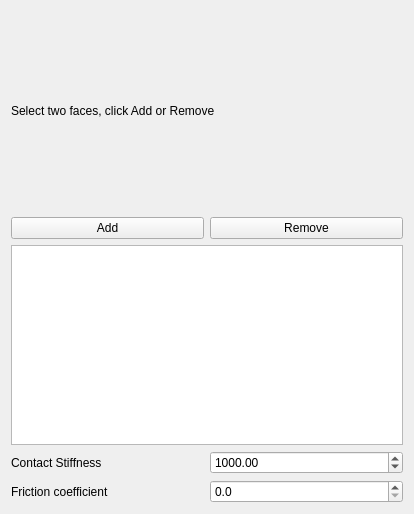
The window that src/Mod/Fem/Gui/TaskFemConstraintContact.ui (makkemal/FreeCAD) describes before a commit, drawn with Qt 5.
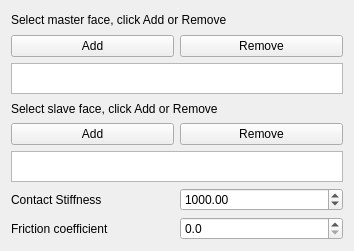
The same window after the commit.

Commit message: FEM: Contact constraint ui redesign

Diff of the .ui file:
```diff
--- a/src/Mod/Fem/Gui/TaskFemConstraintContact.ui
+++ b/src/Mod/Fem/Gui/TaskFemConstraintContact.ui
@@ -6,47 +6,105 @@
    <rect>
     <x>0</x>
     <y>0</y>
-    <width>414</width>
-    <height>514</height>
+    <width>354</width>
+    <height>251</height>
    </rect>
   </property>
   <property name="windowTitle">
    <string>Form</string>
   </property>
-  <layout class="QVBoxLayout" name="verticalLayout">
+  <layout class="QVBoxLayout" name="verticalLayout_3">
    <item>
-    <widget class="QLabel" name="lbl_info">
-     <property name="text">
-      <string>Select two faces, click Add or Remove</string>
+    <layout class="QVBoxLayout" name="verticalLayout">
+     <item>
+      <widget class="QLabel" name="lbl_info_2">
+       <property name="text">
+        <string>Select master face, click Add or Remove</string>
+       </property>
+      </widget>
+     </item>
+     <item>
+      <layout class="QHBoxLayout" name="horizontalLayout_4">
+       <item>
+        <widget class="QPushButton" name="btnAddMaster">
+         <property name="text">
+          <string>Add</string>
+         </property>
+        </widget>
+       </item>
+       <item>
+        <widget class="QPushButton" name="btnRemoveMaster">
+         <property name="text">
+          <string>Remove</string>
+         </property>
+        </widget>
+       </item>
+      </layout>
+     </item>
+    </layout>
+   </item>
+   <item>
+    <widget class="QListWidget" name="lw_referencesMaster">
+     <property name="sizePolicy">
+      <sizepolicy hsizetype="Preferred" vsizetype="Fixed">
+       <horstretch>0</horstretch>
+       <verstretch>0</verstretch>
+      </sizepolicy>
+     </property>
+     <property name="maximumSize">
+      <size>
+       <width>16777215</width>
+       <height>31</height>
+      </size>
      </property>
     </widget>
    </item>
    <item>
-    <layout class="QHBoxLayout" name="horizontalLayout">
+    <layout class="QVBoxLayout" name="verticalLayout_2">
      <item>
-      <widget class="QPushButton" name="btnAdd">
+      <widget class="QLabel" name="lbl_info">
        <property name="text">
-        <string>Add</string>
+        <string>Select slave face, click Add or Remove</string>
        </property>
       </widget>
      </item>
      <item>
-      <widget class="QPushButton" name="btnRemove">
-       <property name="text">
-        <string>Remove</string>
-       </property>
-      </widget>
+      <layout class="QHBoxLayout" name="horizontalLayout">
+       <item>
+        <widget class="QPushButton" name="btnAddSlave">
+         <property name="text">
+          <string>Add</string>
+         </property>
+        </widget>
+       </item>
+       <item>
+        <widget class="QPushButton" name="btnRemoveSlave">
+         <property name="text">
+          <string>Remove</string>
+         </property>
+        </widget>
+       </item>
+      </layout>
      </item>
     </layout>
    </item>
    <item>
-    <widget class="QListWidget" name="lw_references">
+    <widget class="QListWidget" name="lw_referencesSlave">
+     <property name="enabled">
+      <bool>true</bool>
+     </property>
      <property name="sizePolicy">
-      <sizepolicy hsizetype="Preferred" vsizetype="Preferred">
+      <sizepolicy hsizetype="Preferred" vsizetype="Fixed">
        <horstretch>0</horstretch>
        <verstretch>0</verstretch>
       </sizepolicy>
      </property>
+     <property name="maximumSize">
+      <size>
+       <width>16777215</width>
+       <height>31</height>
+      </size>
+     </property>
     </widget>
    </item>
    <item>
```
Left out of the diff: 4 changed lines with no effect on the pictures. The commit also changes 2 other files.
